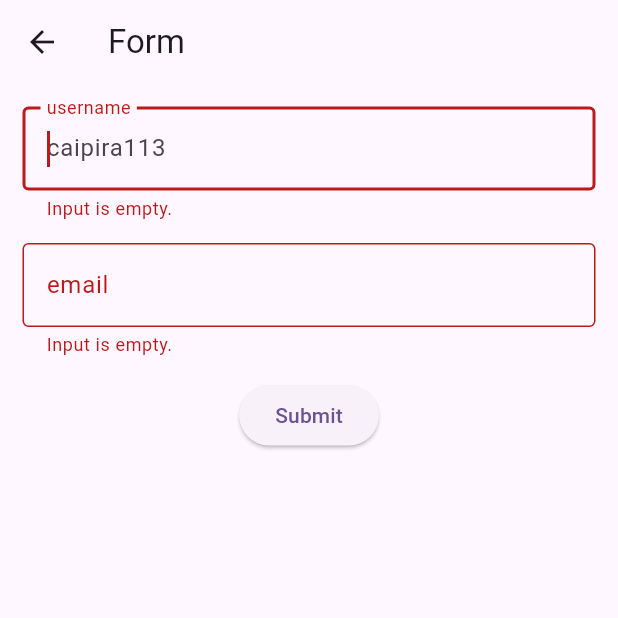
After one commit to caipira113/flutter_start, a Flutter app: the Form1 screen opened directly, after a tap on "Submit", on a phone screen of 412 x 824 dp, the top half of it. The commit adds this screen. Run offline on Flutter 3.47's test engine with Material 3 defaults, Android fonts, the phone set to English and light mode, and no system bars.

Commit message:
Impl form

```diff
--- /dev/null
+++ b/lib/form.dart
@@ -0,0 +1,117 @@
+import 'package:flutter/material.dart';
+import 'package:flutter_start/result_screen.dart';
+
+class Form1 extends StatefulWidget {
+  const Form1({super.key});
+
+  @override
+  State<Form1> createState() => _Form1State();
+}
+
+class _Form1State extends State<Form1> {
+  final _key = GlobalKey<FormState>();
+  late String _username, _email;
+
+  @override
+  Widget build(BuildContext context) {
+    return Scaffold(
+      appBar: AppBar(
+        title: const Text("Form"),
+      ),
+      body: Container(
+        padding: const EdgeInsets.all(15),
+        child: Form(
+          key: _key,
+          child: Column(
+            children: [
+              usernameInput(),
+              const SizedBox(height: 15),
+              emailInput(),
+              const SizedBox(height: 15),
+              submitButton()
+            ],
+          ),
+        ),
+      ),
+    );
+  }
+
+  Widget usernameInput() {
+    return TextFormField(
+      autofocus: true,
+      validator: (val) {
+        if (val == null || val.isEmpty) {
+          return "Input is empty.";
+        } else {
+          return null;
+        }
+      },
+      onSaved: (username) => _username = username ?? '',
+      decoration: const InputDecoration(
+          border: OutlineInputBorder(),
+          hintText: "caipira113",
+          labelText: "username"
+      ),
+    );
+  }
+
+  Widget emailInput() {
+    return TextFormField(
+      autofocus: false,
+      validator: (val) {
+        if (val == null || val.isEmpty) {
+          return "Input is empty.";
+        } else {
+          return null;
+        }
+      },
+      onSaved: (email) => _email = email ?? '',
+      decoration: const InputDecoration(
+          border: OutlineInputBorder(),
+          hintText: "caipira@libnare.net",
+          labelText: "email"
+      ),
+    );
+  }
+
+  Widget submitButton() {
+    return ElevatedButton(
+        onPressed: () {
+          if (_key.currentState?.validate() ?? false) {
+            _key.currentState?.save();
+            showDialog(
+              context: context,
+              builder: (BuildContext context) {
+                return AlertDialog(
+                  title: const Text("Result"),
+                  content: Text("username: $_username\nemail: $_email"),
+                  actions: [
+                    TextButton(
+                      onPressed: () => Navigator.of(context).pop(),
+                      child: const Text("Close"),
+                    ),
+                    TextButton(
+                      onPressed: () {
+                        Navigator.of(context).pop();
+                        Navigator.push(
+                          context,
+                          MaterialPageRoute(
+                            builder: (context) => ResultScreen(
+                              username: _username,
+                              email: _email,
+                            ),
+                          ),
+                        );
+                      },
+                      child: const Text("Route"),
+                    ),
+                  ],
+                );
+              }
+            );
+          }
+        },
+        child: const Text("Submit")
+    );
+  }
+}
--- a/lib/main.dart
+++ b/lib/main.dart
@@ -11,6 +11,7 @@ import 'navigator.dart';
 import 'list_view.dart';
 import 'scrollview_pagination.dart';
 import 'navigator_bar.dart';
+import 'form.dart';
 
 void main() {
   runApp(const MyApp());
@@ -179,6 +180,17 @@ class MyHomePage extends StatelessWidget {
                       builder: (context) => const NavigatorBar()),
                 );
               },
+            ),
+            ListTile(
+              leading: const Icon(Icons.input),
+              title: const Text('Form'),
+              onTap: () {
+                Navigator.push(
+                  context,
+                  MaterialPageRoute(
+                      builder: (context) => const Form1()),
+                );
+              },
             )
           ],
         ),
--- /dev/null
+++ b/lib/result_screen.dart
@@ -0,0 +1,28 @@
+import 'package:flutter/material.dart';
+
+class ResultScreen extends StatelessWidget {
+  final String username;
+  final String email;
+
+  const ResultScreen({super.key, required this.username, required this.email});
+
+  @override
+  Widget build(BuildContext context) {
+    return Scaffold(
+      appBar: AppBar(
+        title: const Text("Result"),
+      ),
+      body: Padding(
+        padding: const EdgeInsets.all(15),
+        child: Column(
+          crossAxisAlignment: CrossAxisAlignment.start,
+          children: [
+            Text("Username: $username", style: const TextStyle(fontSize: 18)),
+            const SizedBox(height: 10),
+            Text("Email: $email", style: const TextStyle(fontSize: 18)),
+          ],
+        ),
+      ),
+    );
+  }
+}
```
